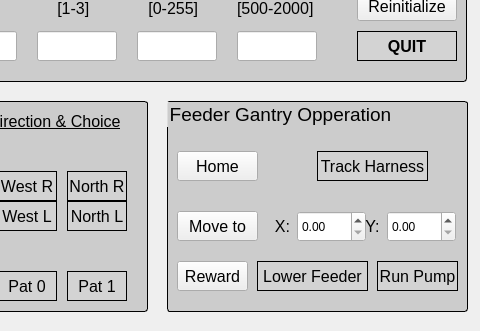
Above: src/omniroute_operation/src/omniroute_controller/omniroute_controller_interface.ui from NC4Lab/omniroute_ubuntu_ws before the change; both pictures show x 313 to 793 and y 749 to 1080 of the 793 by 1080 pixel window. Below: the same form after it.
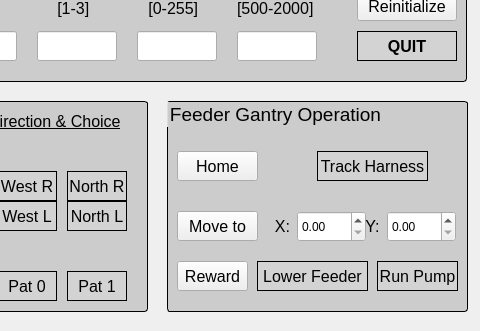
That is the form after the change.

Diff of the .ui file:
```diff
--- a/src/omniroute_operation/src/omniroute_controller/omniroute_controller_interface.ui
+++ b/src/omniroute_operation/src/omniroute_controller/omniroute_controller_interface.ui
@@ -1419,7 +1419,7 @@
                 </string>
    </property>
    <property name="title">
-    <string>Feeder Gantry Opperation</string>
+    <string>Feeder Gantry Operation</string>
    </property>
    <widget class="QLabel" name="xSpinBoxLabel">
     <property name="geometry">
```
